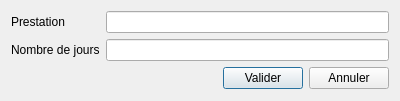
Before: the Qt Designer form src/dialogs/addcontributorydialog.ui in FACT-Team/FactDev, drawn with Qt 5.
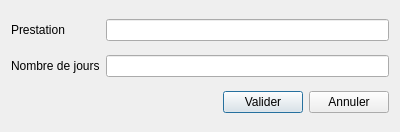
After: the same form once the commit is applied. Icons and pictures are not drawn.

Commit message: Change titles of differents dialogs : #50

The edit to the form file:
```diff
--- a/src/dialogs/addcontributorydialog.ui
+++ b/src/dialogs/addcontributorydialog.ui
@@ -7,7 +7,7 @@
     <x>0</x>
     <y>0</y>
     <width>400</width>
-    <height>101</height>
+    <height>132</height>
    </rect>
   </property>
   <property name="windowTitle">
```
Left out of the diff: 2 changed lines with no effect on the pictures. The commit also changes 4 other files.
